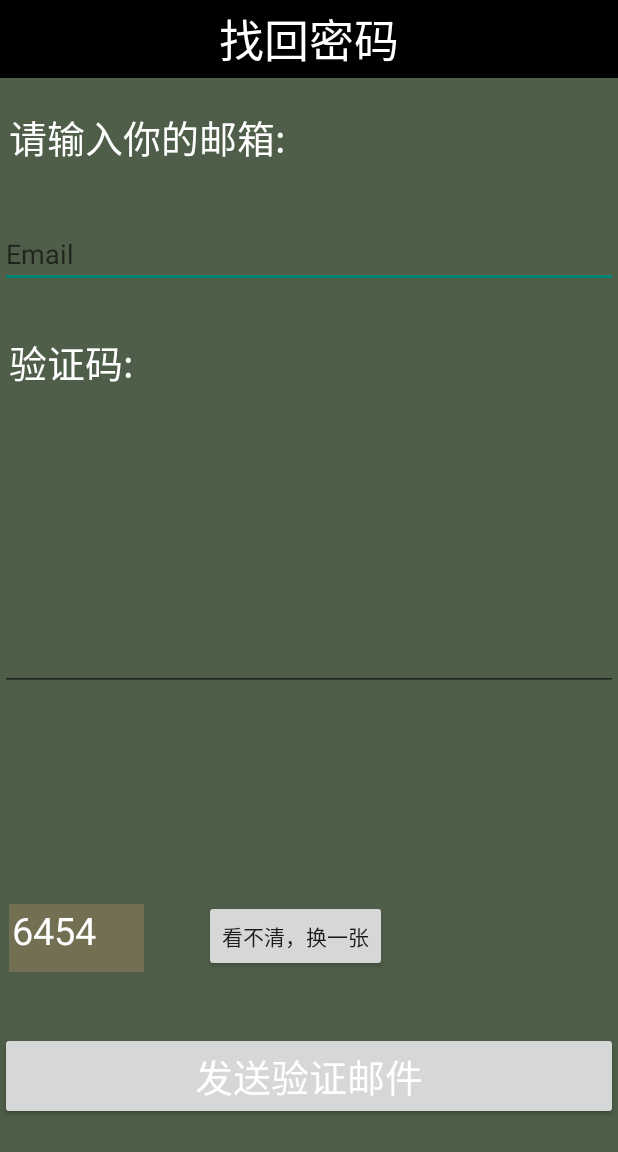
After one commit to bugparty/campuslbs, an Android app: the Finpas screen opened directly, with no data from a screen before it, on a phone screen of 412 x 824 dp. The commit adds this screen. Shown: the top 1152 px of the screen. Run offline under Robolectric (Android 15) with nearby library versions, the phone set to English and light mode, and no system bars.

Commit message:
adding uis

```diff
--- a/Campus/src/main/AndroidManifest.xml
+++ b/Campus/src/main/AndroidManifest.xml
@@ -34,7 +34,8 @@
         <activity android:name="com.ifancc.campus.ui.user.Info" />
         <activity
             android:name="com.ifancc.campus.ui.user.Register"/>
-
+        <activity
+            android:name="com.ifancc.campus.ui.user.Finpas"/>
     </application>
 
 </manifest>
--- a/Campus/src/main/java/com/ifancc/campus/ui/LoginActivity.java
+++ b/Campus/src/main/java/com/ifancc/campus/ui/LoginActivity.java
@@ -17,6 +17,7 @@ import android.widget.EditText;
 import android.widget.TextView;
 
 import com.ifancc.campus.R;
+import com.ifancc.campus.ui.user.Finpas;
 import com.ifancc.campus.ui.user.Register;
 
 /**
@@ -55,6 +56,7 @@ public class LoginActivity extends Activity {
     private View mLoginStatusView;
     private TextView mLoginStatusMessageView;
     private TextView login_register;
+    private TextView login_password;
 
     @Override
     protected void onCreate(Bundle savedInstanceState) {
@@ -71,12 +73,23 @@ public class LoginActivity extends Activity {
             }
         });
 
+        login_password=(TextView)findViewById(R.id.login_password);
+        login_password.setOnClickListener(new View.OnClickListener() {
+            @Override
+            public void onClick(View v) {
+                Intent intent=new Intent(LoginActivity.this, Finpas.class);
+                startActivity(intent);
+            }
+        });
+
         // Set up the login form.
         mEmail = getIntent().getStringExtra(EXTRA_EMAIL);
         mEmailView = (EditText) findViewById(R.id.email);
         mEmailView.setText(mEmail);
 
+
         mPasswordView = (EditText) findViewById(R.id.password);
+
         mPasswordView.setOnEditorActionListener(new TextView.OnEditorActionListener() {
             @Override
             public boolean onEditorAction(TextView textView, int id, KeyEvent keyEvent) {
--- /dev/null
+++ b/Campus/src/main/java/com/ifancc/campus/ui/user/Finpas.java
@@ -0,0 +1,67 @@
+package com.ifancc.campus.ui.user;
+import android.app.Activity;
+import android.content.Context;
+import android.graphics.Bitmap;
+import android.graphics.Canvas;
+import android.graphics.Color;
+import android.graphics.Paint;
+import android.os.Bundle;
+import android.text.TextPaint;
+import android.util.AttributeSet;
+import android.view.View;
+import android.view.Window;
+import android.widget.Button;
+import android.widget.EditText;
+import android.widget.TextView;
+import android.widget.Toast;
+
+import com.ifancc.campus.R;
+import java.util.Random;
+public class Finpas extends Activity {
+    public void onCreate(Bundle savedInstanceState) {
+
+        super.onCreate(savedInstanceState);
+        requestWindowFeature(Window.FEATURE_NO_TITLE);
+        setContentView(R.layout.activity_findpas);
+        Random ra=new Random();
+
+        int a1=ra.nextInt(10);
+        int b1=ra.nextInt(10);
+        int c1=ra.nextInt(10);
+        int d1=ra.nextInt(10);
+        final String[] check1 = new String[1];
+      final String check=(""+a1+b1+c1+d1).trim();
+      final TextView tv=(TextView)findViewById(R.id.text4);
+        tv.setText(check);
+        Button bu1=(Button)findViewById(R.id.editText2);
+        bu1.setOnClickListener(new View.OnClickListener() {
+            public void onClick(View arg0) {
+                Random ra=new Random();
+                int a2=ra.nextInt(10);
+                int b2=ra.nextInt(10);
+                int c2=ra.nextInt(10);
+                int d2=ra.nextInt(10);
+             check1[0] =(""+a2+b2+c2+d2).trim();
+
+                tv.setText(check1[0]);
+            }
+
+        });
+        Button bu=(Button)findViewById(R.id.button);
+
+         bu.setOnClickListener(new View.OnClickListener() {
+               public void onClick(View arg0) {
+                   EditText et=(EditText)findViewById(R.id.editText);
+                   String edit= et.getText().toString();
+                   if(edit.equals(check) || edit.equals(check1[0]) ){
+                       Toast.makeText(Finpas.this, "正在发送，请稍后", Toast.LENGTH_LONG).show();
+                   }
+                   else{
+                       Toast.makeText(Finpas.this, "重新输入", Toast.LENGTH_LONG).show();
+                   }
+                }
+
+        });
+
+   }
+}
--- /dev/null
+++ b/Campus/src/main/res/layout/activity_findpas.xml
@@ -0,0 +1,114 @@
+
+<LinearLayout xmlns:android="http://schemas.android.com/apk/res/android"
+    xmlns:tools="http://schemas.android.com/tools"
+    android:layout_width="match_parent"
+    android:orientation="vertical"
+    android:layout_height="match_parent"
+    tools:context=".Register$PlaceholderFragment">
+    <LinearLayout
+        android:layout_height="wrap_content"
+        android:layout_width="match_parent"
+        android:orientation="vertical"
+        android:background="#000000">
+        <TextView
+            android:layout_height="wrap_content"
+            android:layout_width="wrap_content"
+            android:textSize="30sp"
+            android:layout_marginTop="3dp"
+            android:layout_marginBottom="3dp"
+            android:textColor="#ffffff"
+            android:text="找回密码"
+            android:layout_gravity="center_horizontal"/>
+    </LinearLayout>
+    <RelativeLayout
+        android:layout_height="match_parent"
+        android:layout_width="match_parent"
+        android:background="#ff4f5e49">
+        <TextView
+            android:id="@+id/text1"
+            android:textSize="25sp"
+            android:text="请输入你的邮箱:"
+            android:layout_height="wrap_content"
+            android:layout_width="wrap_content"
+            android:textColor="#ffffff"
+
+            android:layout_alignParentTop="true"
+            android:layout_alignParentLeft="true"
+            android:layout_marginTop="20dp"
+            android:layout_marginLeft="6dp" />
+        <EditText
+            android:id="@+id/email"
+            android:singleLine="true"
+            android:maxLines="1"
+            android:layout_width="match_parent"
+            android:layout_height="wrap_content"
+            android:inputType="textEmailAddress"
+            android:hint="@string/prompt_email"
+            android:layout_marginTop="36dp"
+            android:layout_below="@+id/text1"
+            android:layout_alignParentRight="true"
+            android:layout_alignParentEnd="false" />
+        <TextView
+            android:id="@+id/text2"
+            android:layout_height="wrap_content"
+            android:layout_width="wrap_content"
+            android:textSize="25dp"
+            android:textColor="#ffffff"
+            android:text="验证码:"
+            android:layout_below="@+id/email"
+            android:layout_alignParentLeft="true"
+            android:layout_marginTop="30dp"
+            android:layout_marginLeft="6dp" />
+        <EditText
+            android:maxLines="1"
+            android:layout_width="wrap_content"
+            android:layout_height="wrap_content"
+            android:id="@+id/editText"
+            android:layout_centerVertical="true"
+            android:layout_marginTop="10dp"
+            android:layout_alignParentRight="true"
+            android:layout_alignParentLeft="true"
+            android:inputType="text"
+            android:paddingLeft="2dp"
+            android:paddingRight="2dp"
+            android:textStyle="normal" />
+        <TextView
+            android:id="@+id/text4"
+            android:layout_height="45dp"
+            android:layout_width="90dp"
+            android:textSize="25dp"
+            android:textColor="#ffffff"
+            android:inputType="text"
+            android:paddingLeft="2dp"
+            android:layout_alignParentLeft="true"
+            android:layout_above="@+id/button"
+            android:background="#736f52"
+            android:layout_marginLeft="6dp"
+            android:layout_marginTop="6dp" />
+        <Button
+            android:layout_width="match_parent"
+            android:layout_height="wrap_content"
+            android:text="发送验证邮件"
+            android:textColor="#ffffff"
+            android:textSize="25sp"
+            android:id="@+id/button"
+            android:layout_alignParentBottom="true"
+            android:layout_alignParentLeft="true"
+            android:layout_marginBottom="77dp"
+            android:layout_marginTop="40dp" />
+
+        <Button
+            android:layout_width="wrap_content"
+            android:layout_height="wrap_content"
+            android:id="@+id/editText2"
+            android:text="看不清，换一张"
+            android:layout_above="@+id/button"
+            android:layout_toRightOf="@+id/text4"
+            android:layout_marginLeft="40dp"
+            android:layout_marginTop="20dp" />
+
+
+    </RelativeLayout>
+
+
+</LinearLayout>
--- a/Campus/src/main/res/layout/activity_login.xml
+++ b/Campus/src/main/res/layout/activity_login.xml
@@ -100,6 +100,7 @@
                    android:layout_gravity="center_horizontal"
                    android:orientation="horizontal">
                <TextView
+                   android:id="@+id/login_password"
                    android:layout_height="wrap_content"
                    android:layout_width="wrap_content"
                    android:layout_marginRight="15dp"
--- a/Campus/src/main/res/layout/message_list.xml
+++ b/Campus/src/main/res/layout/message_list.xml
@@ -87,8 +87,7 @@
              android:layout_height="wrap_content"
              android:textSize="14.0sp"
              android:textColor="#ff555555"
-             android:text="在那山的那边海的那边有一群蓝精灵，他们活泼又聪明，他们调皮又灵俐，他们自由自在生活在那
-绿色的大森林，他们善良勇敢相互都关心，哦.... 可爱的蓝精灵，哦.... 可爱的蓝精灵，他们齐心合力开动脑筋，斗坏了格格巫，他们唱歌跳舞快乐多欢喜"
+             android:text="在那山的那边海的那边有一群蓝精灵，他们活泼又聪明，他们调皮又灵俐，他们自由自在生活在那 绿色的大森林，他们善良勇敢相互都关心，哦.... 可爱的蓝精灵，哦.... 可爱的蓝精灵，他们齐心合力开动脑筋，斗坏了格格巫，他们唱歌跳舞快乐多欢喜"
              />
 
          </LinearLayout>
```
Also changed, not shown: 1 other file.
